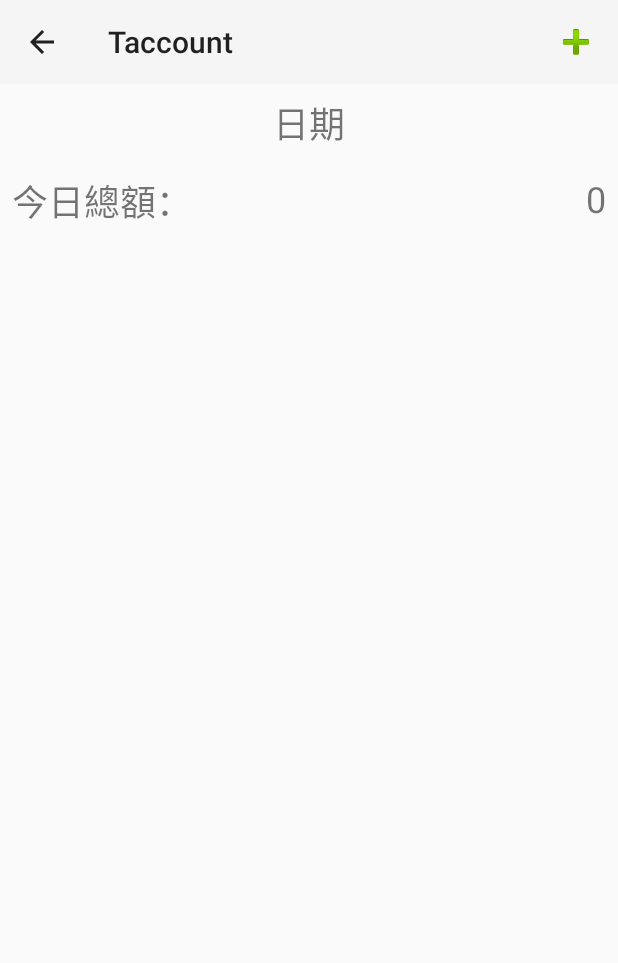
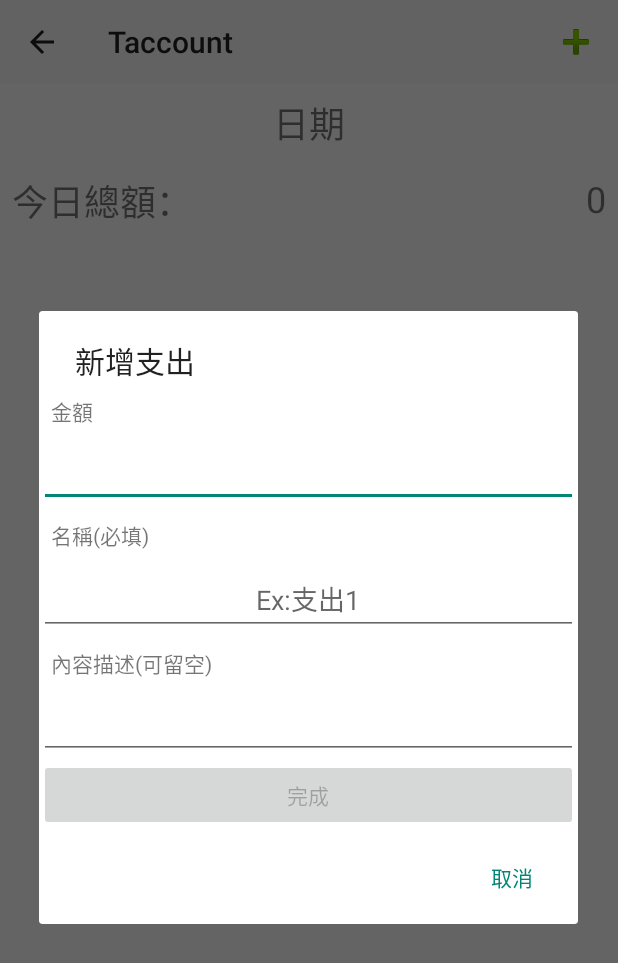
Before and after one commit to tryslu/Taccount, an Android app: the EventActivity screen opened directly, with no data from a screen before it, after a tap on "新增事件", on a phone screen of 412 x 824 dp. Shown: the top 963 px of the screen. Run offline under Robolectric (Android 15) with nearby library versions, the phone set to English and light mode, and no system bars; 3 statements that could not run were skipped.

Commit message:
Complete NewExpensesDialog layout. Complete NewExpensesDialog layout and add new class(InputFilterMinMax).

```diff
--- a/app/src/main/java/tw/louislu/taccount/EventActivity.java
+++ b/app/src/main/java/tw/louislu/taccount/EventActivity.java
@@ -1,23 +1,36 @@
 package tw.louislu.taccount;
 
+import android.content.DialogInterface;
 import android.support.v4.app.FragmentActivity;
 import android.os.Bundle;
 import android.support.v4.app.FragmentTabHost;
 import android.support.v7.app.ActionBar;
+import android.support.v7.app.AlertDialog;
 import android.support.v7.app.AppCompatActivity;
 import android.support.v7.widget.Toolbar;
+import android.text.Editable;
+import android.text.InputFilter;
+import android.text.TextWatcher;
+import android.view.LayoutInflater;
 import android.view.Menu;
 import android.view.MenuInflater;
 import android.view.MenuItem;
+import android.view.View;
+import android.widget.Button;
+import android.widget.EditText;
 import android.widget.TabHost;
 
+import tw.louislu.taccount.Model.Currency;
 import tw.louislu.taccount.Model.Event;
 
 public class EventActivity extends AppCompatActivity {
     private static final int ZERO = 0;
+    private static final int INT_MAX = 2147483647;
+    private static final String STRING_EMPTY = "";
     private Event _event;
     private FragmentTabHost _tabHost;
     private MenuItem _newExpensesMenuItem;
+    private Currency _ntd = new Currency(getString(R.string.string_new_taiwan_dollar)); //暫時
 
     @Override
     protected void onCreate(Bundle savedInstanceState) {
@@ -73,6 +86,80 @@ public class EventActivity extends AppCompatActivity {
         }
     }
 
+    //顯示新增支出Dialog
+    private void ShowNewExpenseDialog(){
+        final View _view = LayoutInflater.from(EventActivity.this).inflate(R.layout.dialog_new_expense, null);
+        final EditText _costEditText = (EditText) _view.findViewById(R.id.dialog_costEditText);
+        final EditText _titleEditText = (EditText) _view.findViewById(R.id.dialog_titleEditText);
+        final EditText _contentEditText = (EditText) _view.findViewById(R.id.dialog_contentEditText);
+        final Button _completeButton = (Button) _view.findViewById(R.id.dialog_completeButton);
+        _completeButton.setEnabled(false);
+        _costEditText.setFilters(new InputFilter[]{ new InputFilterMinMax(ZERO, INT_MAX) });
+        _costEditText.addTextChangedListener(new TextWatcher() {
+            @Override
+            public void beforeTextChanged(CharSequence charSequence, int i, int i1, int i2) {
+
+            }
+
+            @Override
+            public void onTextChanged(CharSequence charSequence, int i, int i1, int i2) {
+                _completeButton.setEnabled(false);
+                if(charSequence.length() != ZERO){
+                    if(_titleEditText.length() != ZERO){
+                        _completeButton.setEnabled(true);
+                    }
+                }
+            }
+
+            @Override
+            public void afterTextChanged(Editable editable) {
+
+            }
+        });
+        _titleEditText.addTextChangedListener(new TextWatcher() {
+            @Override
+            public void beforeTextChanged(CharSequence charSequence, int i, int i1, int i2) {
+
+            }
+
+            @Override
+            public void onTextChanged(CharSequence charSequence, int i, int i1, int i2) {
+                _completeButton.setEnabled(false);
+                if(charSequence.length() != ZERO){
+                    if(_costEditText.length() != ZERO){
+                        _completeButton.setEnabled(true);
+                    }
+                }
+            }
+
+            @Override
+            public void afterTextChanged(Editable editable) {
+
+            }
+        });
+        _completeButton.setOnClickListener(new Button.OnClickListener(){
+            @Override
+            public void onClick(View view) {
+                if((_costEditText.length() != ZERO) && (_titleEditText.length() != ZERO)){
+                    _event.addExpense(_titleEditText.getText().toString(),
+                            _contentEditText.getText().toString(),
+                            Integer.parseInt(_costEditText.getText().toString()),
+                            _ntd);
+                }
+            }
+        });
+        new AlertDialog.Builder(EventActivity.this)
+                .setTitle(R.string.string_dialog_title)
+                .setView(_view)
+                .setNegativeButton(R.string.string_cancel, new DialogInterface.OnClickListener() {
+                    @Override
+                    public void onClick(DialogInterface dialogInterface, int i) {
+
+                    }
+                })
+                .show();
+    }
+
     @Override
     public boolean onCreateOptionsMenu(Menu menu) {
         MenuInflater _inflater = getMenuInflater();
@@ -88,7 +175,8 @@ public class EventActivity extends AppCompatActivity {
             case R.id.action_new:
                 // New Expense
                 try{
-
+                    // show dialog and get expense title, content, cost
+                    ShowNewExpenseDialog();
                 }catch (Exception e){}
                 return true;
             default:
--- /dev/null
+++ b/app/src/main/java/tw/louislu/taccount/InputFilterMinMax.java
@@ -0,0 +1,37 @@
+package tw.louislu.taccount;
+
+import android.text.InputFilter;
+import android.text.Spanned;
+
+/**
+ * Created on 2017/2/12.
+ * Author: Louis Lu
+ */
+
+public class InputFilterMinMax implements InputFilter {
+    private int min, max;
+
+    public InputFilterMinMax(int min, int max) {
+        this.min = min;
+        this.max = max;
+    }
+
+    public InputFilterMinMax(String min, String max) {
+        this.min = Integer.parseInt(min);
+        this.max = Integer.parseInt(max);
+    }
+
+    @Override
+    public CharSequence filter(CharSequence charSequence, int i, int i1, Spanned spanned, int i2, int i3) {
+        try {
+            int input = Integer.parseInt(spanned.toString() + charSequence.toString());
+            if (isInRange(min, max, input))
+                return null;
+        } catch (NumberFormatException nfe) { }
+        return "";
+    }
+
+    private boolean isInRange(int a, int b, int c) {
+        return b > a ? c >= a && c <= b : c >= b && c <= a;
+    }
+}
--- /dev/null
+++ b/app/src/main/res/layout/dialog_new_expense.xml
@@ -0,0 +1,59 @@
+<?xml version="1.0" encoding="utf-8"?>
+<LinearLayout xmlns:android="http://schemas.android.com/apk/res/android"
+    android:orientation="vertical" android:layout_width="match_parent"
+    android:layout_height="match_parent">
+
+    <TextView
+        android:text="@string/string_dialog_cost"
+        android:layout_width="match_parent"
+        android:layout_height="wrap_content"
+        android:id="@+id/dialog_costTextView"
+        android:textSize="14sp"
+        android:padding="@dimen/text_padding" />
+
+    <EditText
+        android:layout_width="match_parent"
+        android:layout_height="wrap_content"
+        android:inputType="number"
+        android:ems="10"
+        android:id="@+id/dialog_costEditText"
+        android:textAlignment="center" />
+
+    <TextView
+        android:text="@string/string_dialog_expense_title"
+        android:layout_width="match_parent"
+        android:layout_height="wrap_content"
+        android:id="@+id/dialog_titleTextView"
+        android:textSize="14sp"
+        android:padding="@dimen/text_padding" />
+
+    <EditText
+        android:layout_width="match_parent"
+        android:layout_height="wrap_content"
+        android:inputType="text"
+        android:ems="10"
+        android:id="@+id/dialog_titleEditText"
+        android:textAlignment="center"
+        android:hint="@string/string_dialog_title_hint" />
+
+    <TextView
+        android:text="@string/string_dialog_expense_content"
+        android:layout_width="match_parent"
+        android:layout_height="wrap_content"
+        android:id="@+id/dialog_contentTextView"
+        android:textSize="14sp"
+        android:padding="@dimen/text_padding" />
+
+    <EditText
+        android:layout_width="match_parent"
+        android:layout_height="wrap_content"
+        android:inputType="textMultiLine"
+        android:ems="10"
+        android:id="@+id/dialog_contentEditText" />
+
+    <Button
+        android:text="@string/string_finish"
+        android:layout_width="match_parent"
+        android:layout_height="wrap_content"
+        android:id="@+id/dialog_completeButton" />
+</LinearLayout>
--- a/app/src/main/res/values/strings.xml
+++ b/app/src/main/res/values/strings.xml
@@ -11,11 +11,13 @@
     <string name="string_format_date">yyyy/MM/dd</string>
     <string name="string_finish">完成</string>
     <string name="string_ok">確定</string>
+    <string name="string_cancel">取消</string>
     <string name="string_dateErrorTitle">錯誤日期</string>
     <string name="string_dateErrorMessage">開始日期不得晚於結束日期</string>
     <string name="string_eventNameErrorTitle">錯誤名稱</string>
     <string name="string_eventNameErrorMessage">名稱不得為空白</string>
 
+    <!-- EventActivity Tab host -->
     <string name="string_tabName_expense">支出</string>
     <string name="string_tabName_wallet">錢包</string>
     <string name="string_tabName_calc">統計</string>
@@ -23,11 +25,19 @@
 
     <string name="string_new_taiwan_dollar">新臺幣</string>
 
+    <!-- Expense Fragment -->
     <string name="string_date">日期</string>
     <string name="string_today_total">今日總額：</string>
     <string name="string_zero">0</string>
 
-    <!-- TODO: Remove or change this placeholder text -->
+    <!-- dialog_new_expense -->
+    <string name="string_dialog_title">新增支出</string>
+    <string name="string_dialog_cost">金額</string>
+    <string name="string_dialog_expense_title">名稱(必填)</string>
+    <string name="string_dialog_expense_content">內容描述(可留空)</string>
+    <string name="string_dialog_title_hint">Ex:支出1</string>
+
+    <!--  Remove or change this placeholder text -->
     <string name="hello_expenses_fragment">Hello expenses fragment</string>
     <string name="hello_wallet_fragment">Hello wallet fragment</string>
     <string name="hello_statistics_fragment">Hello statistics fragment</string>
```
Also changed, not shown: app/src/main/java/tw/louislu/taccount/Model/Event.java (+15 -9 lines), app/src/main/java/tw/louislu/taccount/Model/Expense.java (+17 -7 lines).
